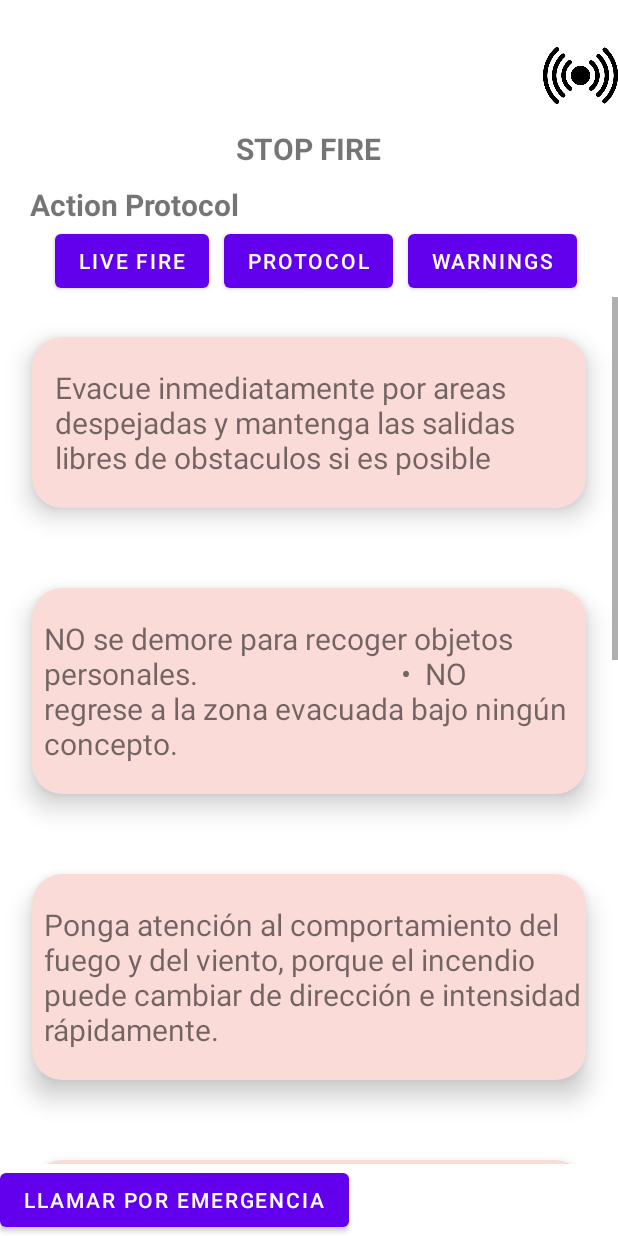
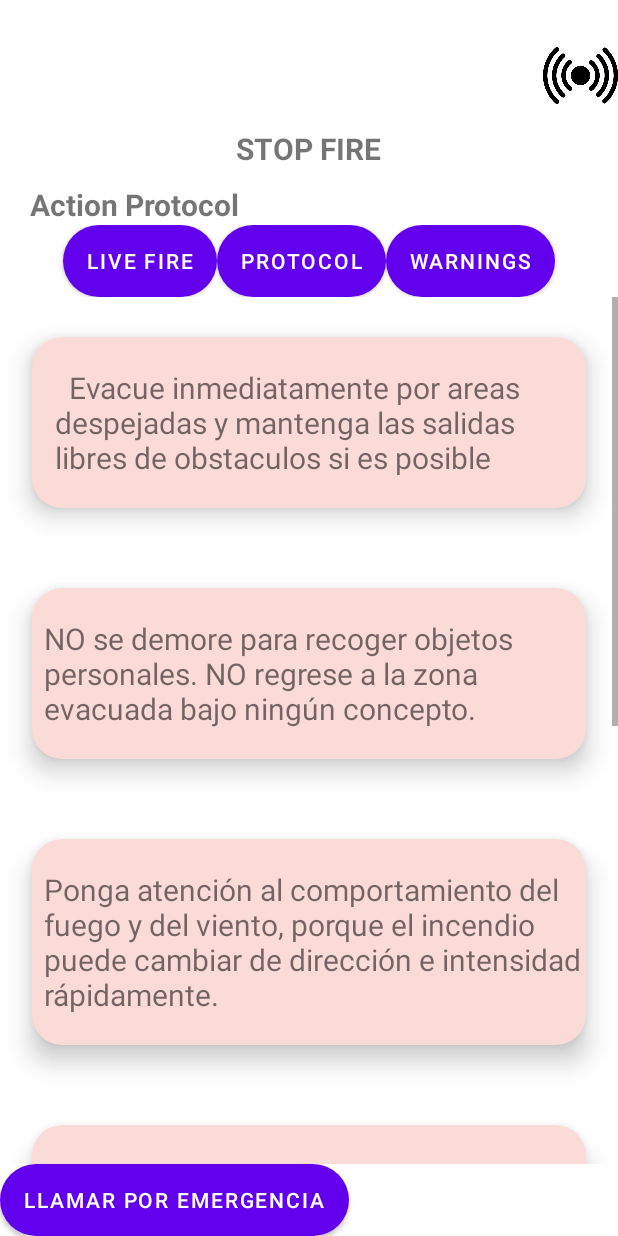
Before and after one commit to ValexLaz/FireProject, an Android app: the ProtocolActivity screen opened directly, with no data from a screen before it, on a phone screen of 412 x 824 dp. Run offline under Robolectric (Android 15) with nearby library versions, the phone set to English and light mode, and no system bars; network calls fail.

Commit message:
actualizacion final hackaton

```diff
--- a/app/src/main/res/layout/activity_maps.xml
+++ b/app/src/main/res/layout/activity_maps.xml
@@ -76,6 +76,7 @@
                 android:layout_height="wrap_content"
                 android:layout_gravity="center"
                 android:text="Llamar por emergencia"
+                android:background="@drawable/button_custom"
                 app:layout_constraintStart_toStartOf="parent"
                 app:layout_constraintTop_toTopOf="parent" />
         </LinearLayout>
--- a/app/src/main/res/layout/activity_protocol.xml
+++ b/app/src/main/res/layout/activity_protocol.xml
@@ -49,22 +49,22 @@
                 android:id="@+id/button4"
                 android:layout_width="wrap_content"
                 android:layout_height="wrap_content"
-                android:layout_marginLeft="10dp"
-                android:text="LIVE FIRE" />
+                android:text="Live Fire"
+                android:background="@drawable/button_custom" /> <!-- Aquí se aplica el estilo personalizado -->
 
             <Button
                 android:id="@+id/button5"
                 android:layout_width="wrap_content"
                 android:layout_height="wrap_content"
-                android:layout_marginLeft="10dp"
-                android:text="Protocol" />
+                android:text="Protocol"
+                android:background="@drawable/button_custom" /> <!-- Aplicar el estilo a los demás botones también -->
 
             <Button
                 android:id="@+id/button6"
                 android:layout_width="wrap_content"
                 android:layout_height="wrap_content"
-                android:layout_marginLeft="10dp"
-                android:text="WARNINGS" />
+                android:text="Warnings"
+                android:background="@drawable/button_custom" />
         </LinearLayout>
     </LinearLayout>
 
@@ -100,7 +100,7 @@
                     android:layout_gravity="bottom|center_horizontal"
                     android:layout_marginTop="20dp"
                     android:layout_marginBottom="20dp"
-                    android:text="Evacue inmediatamente por areas despejadas y mantenga las salidas libres de obstaculos si es posible"
+                    android:text="  Evacue inmediatamente por areas despejadas y mantenga las salidas libres de obstaculos si es posible"
                     android:textSize="20sp"
                     android:textStyle="" />
             </androidx.cardview.widget.CardView>
@@ -122,9 +122,7 @@
                     android:layout_gravity="bottom|center_horizontal"
                     android:layout_marginTop="20dp"
                     android:layout_marginBottom="20dp"
-                    android:text="NO se demore para recoger objetos personales.
-                            •	 NO regrese a la zona evacuada bajo ningún concepto.
-                             "
+                    android:text="NO se demore para recoger objetos personales. NO regrese a la zona evacuada bajo ningún concepto."
                     android:layout_marginLeft="5dp"
                     android:textSize="20sp"
                     android:textStyle="" />
@@ -175,6 +173,7 @@
                     android:textStyle=""
                     />
             </androidx.cardview.widget.CardView>
+
             <androidx.cardview.widget.CardView
                 android:layout_width="match_parent"
                 android:layout_height="wrap_content"
@@ -189,7 +188,7 @@
                 <TextView
                     android:layout_width="wrap_content"
                     android:layout_height="wrap_content"
-                    android:text="Ponga atención al comportamiento del fuego y del viento, porque el incendio puede cambiar de dirección e intensidad rápidamente."
+                    android:text="Síntomas de intoxicación por humo: tales como tos con o sin mucosidad, latido acelerado, garganta irritada, dificultad para respirar, dolor de pecho, picor en los ojos, dolor de cabeza y síntomas de asma."
                     android:layout_gravity="bottom|center_horizontal"
                     android:layout_marginTop="20dp"
                     android:layout_marginBottom="20dp"
@@ -212,31 +211,7 @@
                 <TextView
                     android:layout_width="wrap_content"
                     android:layout_height="wrap_content"
-                    android:text="síntomas de intoxicación por humo, tales como tos con o sin mucosidad, latido acelerado, garganta irritada, dificultad para respirar, dolor de pecho, picor en los ojos, dolor de cabeza y síntomas de asma."
-                    android:layout_gravity="bottom|center_horizontal"
-                    android:layout_marginTop="20dp"
-                    android:layout_marginBottom="20dp"
-                    android:textSize="20sp"
-                    android:layout_marginLeft="5dp"
-                    android:textStyle=""
-                    />
-            </androidx.cardview.widget.CardView>
-            <androidx.cardview.widget.CardView
-                android:layout_width="match_parent"
-                android:layout_height="wrap_content"
-                app:cardElevation="10dp"
-                app:cardCornerRadius="20dp"
-                android:layout_margin="5dp"
-                app:cardBackgroundColor="#FADBD8"
-                app:cardMaxElevation="8dp"
-                app:cardPreventCornerOverlap="true"
-                app:cardUseCompatPadding="true"
-                >
-                <TextView
-                    android:layout_width="wrap_content"
-                    android:layout_height="wrap_content"
-                    android:text="Si no tiene la posibilidad de escapar lo primero que debe hacer es:
-                             Si tiene un curso de agua cerca, agacharse en ella (ribera de un río, lago o laguna) y cubrirse la parte superior de su cuerpo con ropa seca."
+                    android:text="Si no tiene la posibilidad de escapar lo primero que debe hacer es: Si tiene un curso de agua cerca, agacharse en ella (ribera de un río, lago o laguna) y cubrirse la parte superior de su cuerpo con ropa seca."
                     android:layout_gravity="bottom|center_horizontal"
                     android:layout_marginTop="20dp"
                     android:layout_marginBottom="20dp"
@@ -256,6 +231,7 @@
         android:layout_gravity="center"
         android:text="Llamar por emergencia"
         android:gravity="center"
+        android:background="@drawable/button_custom"
         app:layout_constraintBottom_toBottomOf="parent" />
 
 
```
Also changed, not shown: app/src/main/java/com/example/fireproject/MainActivity.java (+44 -61 lines), app/src/main/res/layout/activity_main.xml (+7 -6 lines), app/src/main/res/layout/activity_sensores.xml (+9 -9 lines).
